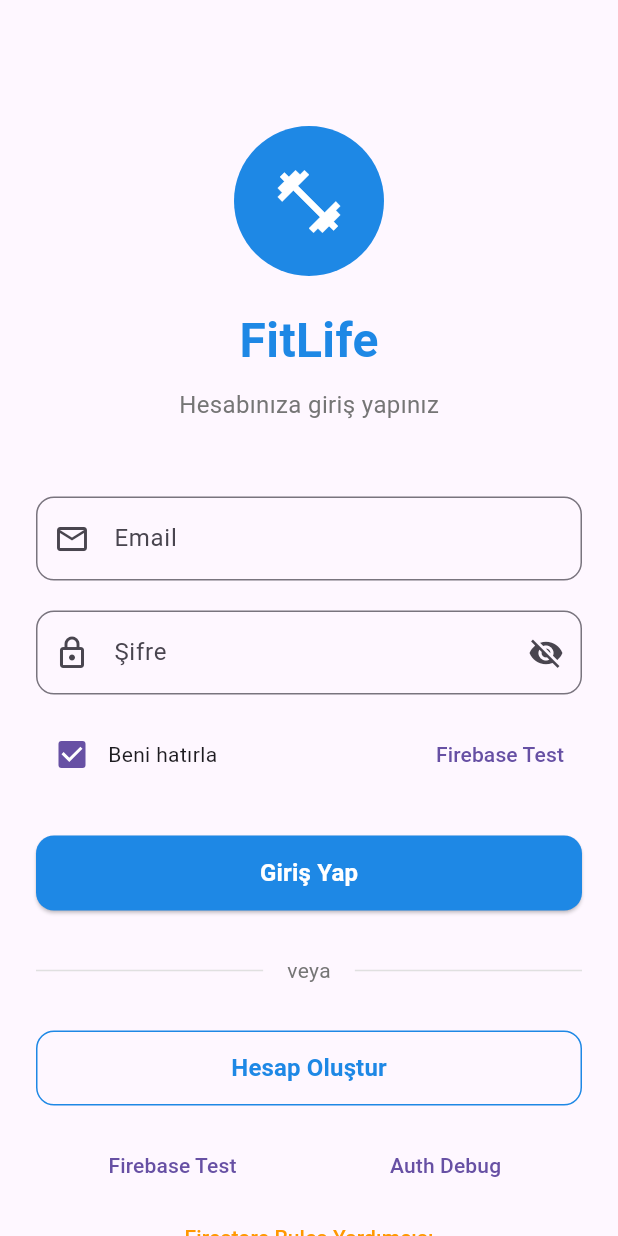
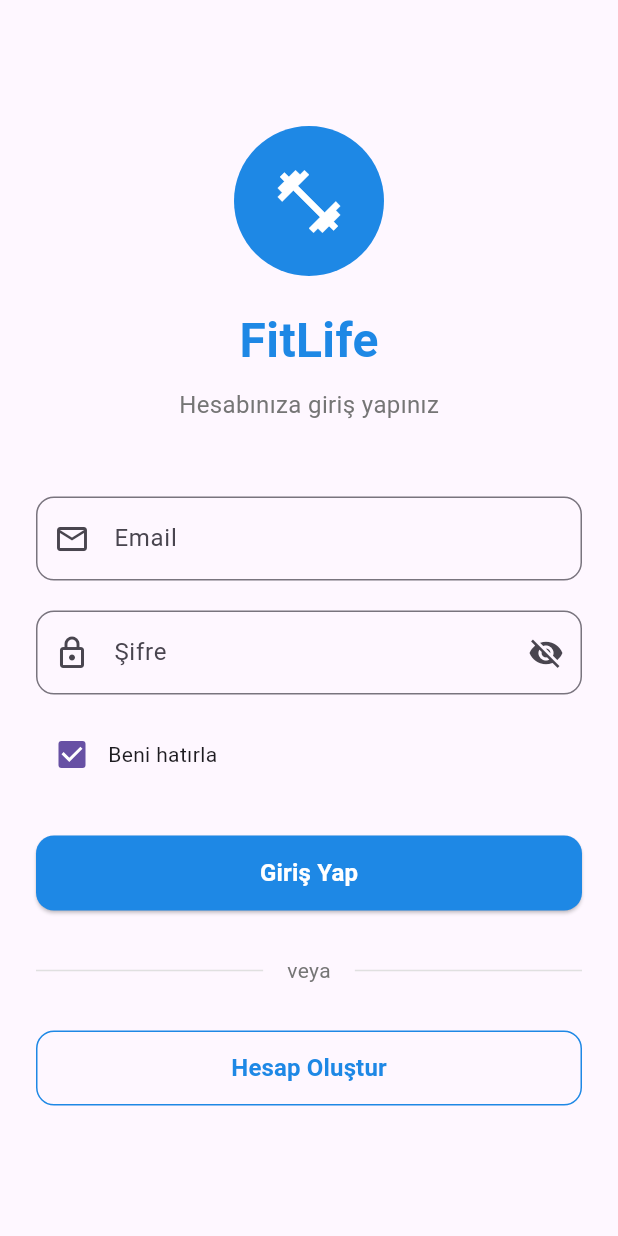
Before and after one commit to fgencay/fitnessflutter, a Flutter app: the screen it shows after launch, on a phone screen of 412 x 824 dp. Run offline on Flutter 3.47's test engine with Material 3 defaults, Android fonts, the light colour scheme and no system bars; our stand-ins replace cloud_firestore, email_validator, firebase_auth, firebase_core, shared_preferences; accounts and stored records are empty.

Commit message:
Firebase Auth entegrasyonu düzeltildi

```diff
--- a/fitnessflutter/lib/main.dart
+++ b/fitnessflutter/lib/main.dart
@@ -1,10 +1,16 @@
 import 'package:flutter/material.dart';
+import 'package:flutter/foundation.dart';
 import 'package:provider/provider.dart';
 import 'package:firebase_core/firebase_core.dart';
+import 'package:firebase_auth/firebase_auth.dart';
+
 import 'firebase_options.dart';
-import 'providers/auth_provider.dart';
+import 'providers/base_auth_provider.dart';
+import 'providers/auth_provider.dart' as custom;
+import 'providers/web_auth_provider.dart';
 import 'providers/fitness_provider.dart';
 import 'services/navigation_service.dart';
+
 import 'screens/splash_screen.dart';
 import 'screens/auth/login_screen.dart';
 import 'screens/auth/register_screen.dart';
@@ -15,11 +21,14 @@ import 'screens/diet/diet_program_screen.dart';
 import 'screens/profile/profile_screen.dart';
 import 'screens/debug/auth_debug_screen.dart';
 
-void main() async {
+Future<void> main() async {
   WidgetsFlutterBinding.ensureInitialized();
-  await Firebase.initializeApp(
-    options: DefaultFirebaseOptions.currentPlatform,
-  );
+  await Firebase.initializeApp(options: DefaultFirebaseOptions.currentPlatform);
+
+
+  if (kIsWeb) {
+    await FirebaseAuth.instance.setPersistence(Persistence.LOCAL);
+  }
   runApp(const FitnessApp());
 }
 
@@ -30,9 +39,10 @@ class FitnessApp extends StatelessWidget {
   Widget build(BuildContext context) {
     return MultiProvider(
       providers: [
-        ChangeNotifierProvider(
-          create: (_) => AuthProvider()..checkAuthStatus(),
+       ChangeNotifierProvider<BaseAuthProvider>(
+  create: (_) => custom.AuthProvider(),
 ),
+
         ChangeNotifierProvider(create: (_) => FitnessProvider()),
       ],
       child: MaterialApp(
@@ -52,8 +62,8 @@ class FitnessApp extends StatelessWidget {
                 style: ElevatedButton.styleFrom(
                   backgroundColor: const Color(0xFF1E88E5),
                   foregroundColor: Colors.white,
-              shape: RoundedRectangleBorder(
-                borderRadius: BorderRadius.circular(12),
+                  shape: const RoundedRectangleBorder(
+                    borderRadius: BorderRadius.all(Radius.circular(12)),
                   ),
                   padding: const EdgeInsets.symmetric(horizontal: 32, vertical: 12),
                 ),
@@ -62,23 +72,22 @@ class FitnessApp extends StatelessWidget {
                 border: OutlineInputBorder(
                   borderRadius: BorderRadius.circular(12),
                 ),
-            focusedBorder: OutlineInputBorder(
-              borderRadius: BorderRadius.circular(12),
-              borderSide: const BorderSide(color: Color(0xFF1E88E5), width: 2),
+                focusedBorder: const OutlineInputBorder(
+                  borderSide: BorderSide(color: Color(0xFF1E88E5), width: 2),
                 ),
               ),
             ),
             initialRoute: AppRoutes.splash,
             routes: {
-          AppRoutes.splash: (context) => const SplashScreen(),
-          AppRoutes.login: (context) => const LoginScreen(),
-          AppRoutes.register: (context) => const RegisterScreen(),
-          AppRoutes.dashboard: (context) => const DashboardScreen(),
-          AppRoutes.bmiCalculator: (context) => const BMICalculatorScreen(),
-          AppRoutes.workoutProgram: (context) => const WorkoutProgramScreen(),
-          AppRoutes.dietProgram: (context) => const DietProgramScreen(),
-          AppRoutes.profile: (context) => const ProfileScreen(),
-          AppRoutes.authDebug: (context) => const AuthDebugScreen(),
+              AppRoutes.splash: (_) => const SplashScreen(),
+              AppRoutes.login: (_) => const LoginScreen(),
+              AppRoutes.register: (_) => const RegisterScreen(),
+              AppRoutes.dashboard: (_) => const DashboardScreen(),
+              AppRoutes.bmiCalculator: (_) => const BMICalculatorScreen(),
+              AppRoutes.workoutProgram: (_) => const WorkoutProgramScreen(),
+              AppRoutes.dietProgram: (_) => const DietProgramScreen(),
+              AppRoutes.profile: (_) => const ProfileScreen(),
+              AppRoutes.authDebug: (_) => const AuthDebugScreen(),
             },
           ),
     );
--- a/fitnessflutter/lib/providers/auth_provider.dart
+++ b/fitnessflutter/lib/providers/auth_provider.dart
@@ -3,8 +3,9 @@ import 'package:shared_preferences/shared_preferences.dart';
 import 'package:firebase_auth/firebase_auth.dart';
 import 'package:cloud_firestore/cloud_firestore.dart';
 import '../models/user_model.dart' as app_user;
+import 'base_auth_provider.dart';
 
-class AuthProvider extends ChangeNotifier {
+class AuthProvider extends BaseAuthProvider {
   app_user.User? _currentUser;
   bool _isAuthenticated = false;
   bool _isLoading = false;
--- a/fitnessflutter/lib/screens/auth/login_screen.dart
+++ b/fitnessflutter/lib/screens/auth/login_screen.dart
@@ -1,7 +1,7 @@
 import 'package:flutter/material.dart';
 import 'package:provider/provider.dart';
 import 'package:email_validator/email_validator.dart';
-import '../../providers/auth_provider.dart';
+import '../../providers/base_auth_provider.dart';
 import '../../services/navigation_service.dart';
 import '../../widgets/firebase_test_widget.dart';
 import '../../widgets/firestore_rules_helper.dart';
@@ -29,7 +29,7 @@ class _LoginScreenState extends State<LoginScreen> {
 
   Future<void> _login() async {
     if (_formKey.currentState!.validate()) {
-      final authProvider = Provider.of<AuthProvider>(context, listen: false);
+      final authProvider = Provider.of<BaseAuthProvider>(context, listen: false);
 
       // Clear any previous error messages
       authProvider.clearError();
@@ -178,7 +178,7 @@ class _LoginScreenState extends State<LoginScreen> {
 
                     const SizedBox(height: 16),
 
-                    // Remember Me & Forgot Password
+
                     Row(
                       mainAxisAlignment: MainAxisAlignment.spaceBetween,
                       children: [
@@ -195,23 +195,14 @@ class _LoginScreenState extends State<LoginScreen> {
                             const Text('Beni hatırla'),
                           ],
                         ),
-                        TextButton(
-                          onPressed: () {
-                            // Show Firebase test dialog for debugging
-                            showDialog(
-                              context: context,
-                              builder: (context) => const FirebaseTestWidget(),
-                            );
-                          },
-                          child: const Text('Firebase Test'),
-                        ),
+
                       ],
                     ),
 
                     const SizedBox(height: 30),
 
                     // Login Button
-                    Consumer<AuthProvider>(
+                    Consumer<BaseAuthProvider>(
                       builder: (context, authProvider, child) {
                         return SizedBox(
                           width: double.infinity,
@@ -275,46 +266,7 @@ class _LoginScreenState extends State<LoginScreen> {
 
                     const SizedBox(height: 16),
 
-                    // Debug buttons
-                    Column(
-                      children: [
-                        Row(
-                          children: [
-                            Expanded(
-                              child: TextButton(
-                                onPressed: () {
-                                  showDialog(
-                                    context: context,
-                                    builder: (context) => const FirebaseTestWidget(),
-                                  );
-                                },
-                                child: const Text('Firebase Test'),
-                              ),
-                            ),
-                            Expanded(
-                              child: TextButton(
-                                onPressed: () {
-                                  NavigationService.navigateTo(AppRoutes.authDebug);
-                                },
-                                child: const Text('Auth Debug'),
-                              ),
-                            ),
-                          ],
-                        ),
-                        TextButton(
-                          onPressed: () {
-                            showDialog(
-                              context: context,
-                              builder: (context) => const FirestoreRulesHelper(),
-                            );
-                          },
-                          style: TextButton.styleFrom(
-                            foregroundColor: Colors.orange,
-                          ),
-                          child: const Text('Firestore Rules Yardımcısı'),
-                        ),
-                      ],
-                    ),
+
                   ],
                 ),
               ),
--- a/fitnessflutter/lib/screens/dashboard/dashboard_screen.dart
+++ b/fitnessflutter/lib/screens/dashboard/dashboard_screen.dart
@@ -1,6 +1,6 @@
 import 'package:flutter/material.dart';
 import 'package:provider/provider.dart';
-import '../../providers/auth_provider.dart';
+import '../../providers/base_auth_provider.dart';
 import '../../providers/fitness_provider.dart';
 import '../../services/navigation_service.dart';
 import '../../models/user_model.dart';
@@ -22,7 +22,7 @@ class _DashboardScreenState extends State<DashboardScreen> {
   }
 
   void _loadUserData() async {
-    final authProvider = Provider.of<AuthProvider>(context, listen: false);
+    final authProvider = Provider.of<BaseAuthProvider>(context, listen: false);
     final fitnessProvider = Provider.of<FitnessProvider>(context, listen: false);
 
     if (authProvider.currentUser != null) {
@@ -45,7 +45,7 @@ class _DashboardScreenState extends State<DashboardScreen> {
           ),
         ],
       ),
-      body: Consumer2<AuthProvider, FitnessProvider>(
+      body: Consumer2<BaseAuthProvider, FitnessProvider>(
         builder: (context, authProvider, fitnessProvider, child) {
           final user = authProvider.currentUser;
           if (user == null) {
--- a/fitnessflutter/lib/screens/debug/auth_debug_screen.dart
+++ b/fitnessflutter/lib/screens/debug/auth_debug_screen.dart
@@ -1,6 +1,6 @@
 import 'package:flutter/material.dart';
 import 'package:provider/provider.dart';
-import '../../providers/auth_provider.dart';
+import '../../providers/base_auth_provider.dart';
 
 class AuthDebugScreen extends StatelessWidget {
   const AuthDebugScreen({super.key});
@@ -12,7 +12,7 @@ class AuthDebugScreen extends StatelessWidget {
         title: const Text('Auth Debug'),
         backgroundColor: Colors.orange,
       ),
-      body: Consumer<AuthProvider>(
+      body: Consumer<BaseAuthProvider>(
         builder: (context, authProvider, child) {
           return Padding(
             padding: const EdgeInsets.all(16.0),
--- a/fitnessflutter/lib/screens/diet/diet_program_screen.dart
+++ b/fitnessflutter/lib/screens/diet/diet_program_screen.dart
@@ -1,6 +1,6 @@
 import 'package:flutter/material.dart';
 import 'package:provider/provider.dart';
-import '../../providers/auth_provider.dart';
+import '../../providers/base_auth_provider.dart';
 import '../../providers/fitness_provider.dart';
 import '../../models/diet_model.dart';
 
@@ -29,7 +29,7 @@ class _DietProgramScreenState extends State<DietProgramScreen>
   }
 
   void _loadDietProgram() async {
-    final authProvider = Provider.of<AuthProvider>(context, listen: false);
+    final authProvider = Provider.of<BaseAuthProvider>(context, listen: false);
     final fitnessProvider = Provider.of<FitnessProvider>(context, listen: false);
 
     if (authProvider.currentUser != null) {
@@ -38,7 +38,7 @@ class _DietProgramScreenState extends State<DietProgramScreen>
   }
 
   void _generateNewDietProgram() async {
-    final authProvider = Provider.of<AuthProvider>(context, listen: false);
+    final authProvider = Provider.of<BaseAuthProvider>(context, listen: false);
     final fitnessProvider = Provider.of<FitnessProvider>(context, listen: false);
     final user = authProvider.currentUser;
     final bmi = fitnessProvider.currentBMI;
--- a/fitnessflutter/lib/screens/profile/profile_screen.dart
+++ b/fitnessflutter/lib/screens/profile/profile_screen.dart
@@ -1,6 +1,6 @@
 import 'package:flutter/material.dart';
 import 'package:provider/provider.dart';
-import '../../providers/auth_provider.dart';
+import '../../providers/base_auth_provider.dart';
 import '../../providers/fitness_provider.dart';
 import '../../services/navigation_service.dart';
 import '../../models/user_model.dart';
@@ -27,7 +27,7 @@ class _ProfileScreenState extends State<ProfileScreen> {
           ),
         ],
       ),
-      body: Consumer<AuthProvider>(
+      body: Consumer<BaseAuthProvider>(
         builder: (context, authProvider, child) {
           final user = authProvider.currentUser;
           if (user == null) {
@@ -368,7 +368,7 @@ class _ProfileScreenState extends State<ProfileScreen> {
   }
 
   void _logout() async {
-    final authProvider = Provider.of<AuthProvider>(context, listen: false);
+    final authProvider = Provider.of<BaseAuthProvider>(context, listen: false);
     final fitnessProvider = Provider.of<FitnessProvider>(context, listen: false);
 
     await authProvider.logout();
--- a/fitnessflutter/lib/screens/splash_screen.dart
+++ b/fitnessflutter/lib/screens/splash_screen.dart
@@ -1,6 +1,6 @@
 import 'package:flutter/material.dart';
 import 'package:provider/provider.dart';
-import '../providers/auth_provider.dart';
+import '../providers/base_auth_provider.dart';
 import '../services/navigation_service.dart';
 
 class SplashScreen extends StatefulWidget {
@@ -52,7 +52,7 @@ class _SplashScreenState extends State<SplashScreen> with TickerProviderStateMix
     await Future.delayed(const Duration(seconds: 2));
 
     if (mounted) {
-      final authProvider = Provider.of<AuthProvider>(context, listen: false);
+      final authProvider = Provider.of<BaseAuthProvider>(context, listen: false);
 
       // Ensure auth status is checked
       await authProvider.checkAuthStatus();
--- a/fitnessflutter/lib/screens/workout/workout_program_screen.dart
+++ b/fitnessflutter/lib/screens/workout/workout_program_screen.dart
@@ -1,6 +1,6 @@
 import 'package:flutter/material.dart';
 import 'package:provider/provider.dart';
-import '../../providers/auth_provider.dart';
+import '../../providers/base_auth_provider.dart';
 import '../../providers/fitness_provider.dart';
 import '../../models/workout_model.dart';
 
@@ -19,7 +19,7 @@ class _WorkoutProgramScreenState extends State<WorkoutProgramScreen> {
   }
 
   void _loadWorkoutProgram() async {
-    final authProvider = Provider.of<AuthProvider>(context, listen: false);
+    final authProvider = Provider.of<BaseAuthProvider>(context, listen: false);
     final fitnessProvider = Provider.of<FitnessProvider>(context, listen: false);
 
     if (authProvider.currentUser != null) {
@@ -28,7 +28,7 @@ class _WorkoutProgramScreenState extends State<WorkoutProgramScreen> {
   }
 
   void _generateNewProgram() async {
-    final authProvider = Provider.of<AuthProvider>(context, listen: false);
+    final authProvider = Provider.of<BaseAuthProvider>(context, listen: false);
     final fitnessProvider = Provider.of<FitnessProvider>(context, listen: false);
     final user = authProvider.currentUser;
     final bmi = fitnessProvider.currentBMI;
```
Also changed, not shown: fitnessflutter/lib/providers/base_auth_provider.dart (added, +59 -0 lines), fitnessflutter/lib/providers/web_auth_provider.dart (added, +238 -0 lines), fitnessflutter/lib/screens/auth/register_screen.dart (+52 -26 lines), fitnessflutter/lib/screens/bmi/bmi_calculator_screen.dart (+6 -6 lines), fitnessflutter/firebase.json, fitnessflutter/lib/firebase_options.dart, 122 other files. Lines whose indentation alone changed are shown as unchanged.
